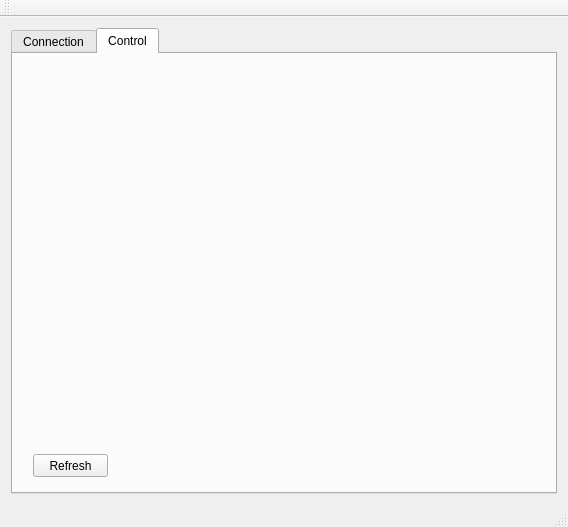
Old version of the form StamOrga/PC/mainwindow.ui in the repository WaterMax83/StamOrga.
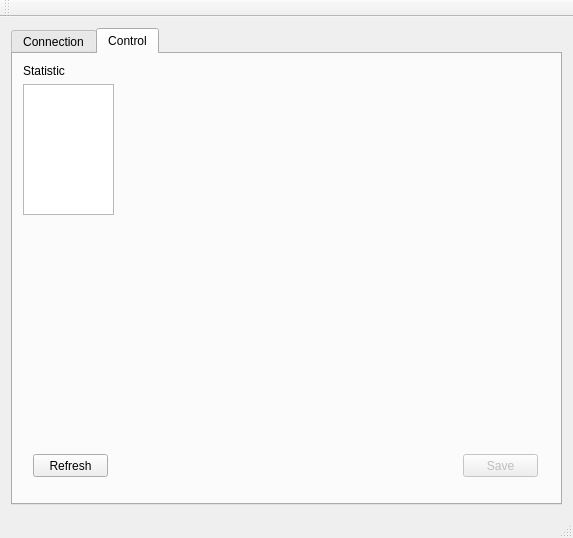
New version of the form.

Commit message: start with control

The edit to the form file:
```diff
--- a/StamOrga/PC/mainwindow.ui
+++ b/StamOrga/PC/mainwindow.ui
@@ -6,8 +6,8 @@
    <rect>
     <x>0</x>
     <y>0</y>
-    <width>568</width>
-    <height>527</height>
+    <width>573</width>
+    <height>538</height>
    </rect>
   </property>
   <property name="windowTitle">
@@ -309,6 +309,45 @@
            <string>Refresh</string>
           </property>
          </widget>
+         <widget class="QLabel" name="label_2">
+          <property name="geometry">
+           <rect>
+            <x>10</x>
+            <y>10</y>
+            <width>47</width>
+            <height>13</height>
+           </rect>
+          </property>
+          <property name="text">
+           <string>Statistic</string>
+          </property>
+         </widget>
+         <widget class="QTextEdit" name="txtEditStatistic">
+          <property name="geometry">
+           <rect>
+            <x>10</x>
+            <y>30</y>
+            <width>91</width>
+            <height>131</height>
+           </rect>
+          </property>
+         </widget>
+         <widget class="QPushButton" name="btnSaveControl">
+          <property name="enabled">
+           <bool>false</bool>
+          </property>
+          <property name="geometry">
+           <rect>
+            <x>450</x>
+            <y>400</y>
+            <width>75</width>
+            <height>23</height>
+           </rect>
+          </property>
+          <property name="text">
+           <string>Save</string>
+          </property>
+         </widget>
         </widget>
        </widget>
       </item>
```
Left out of the diff: 2 changed lines with no effect on the pictures. The commit also changes 26 other files.
